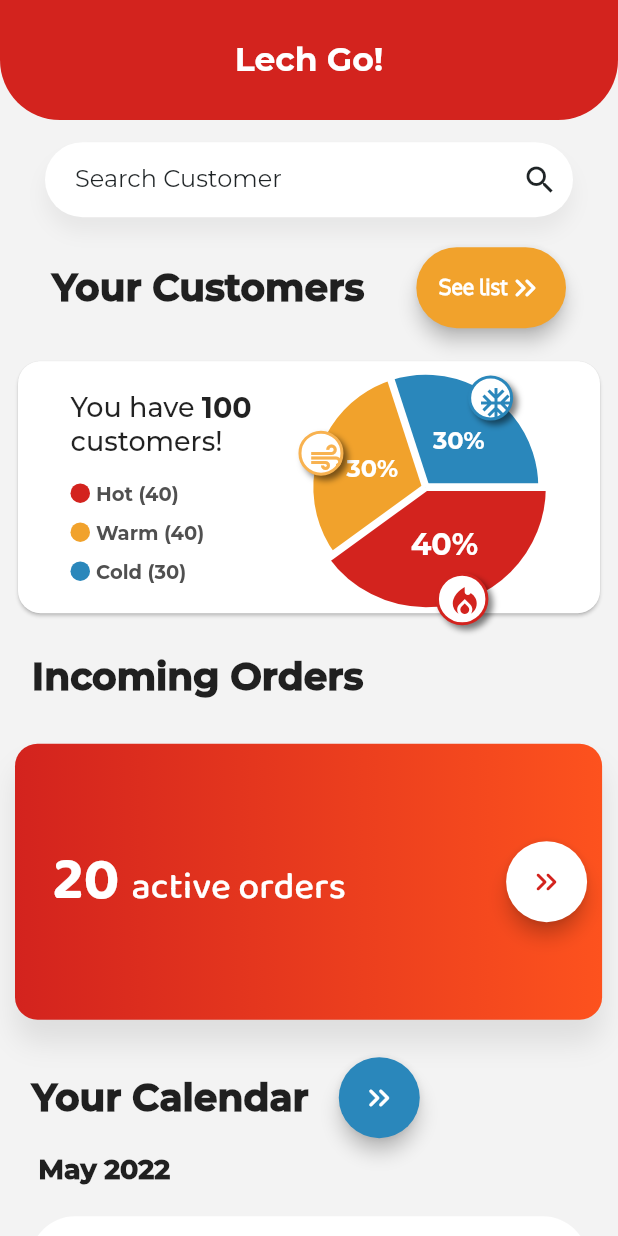
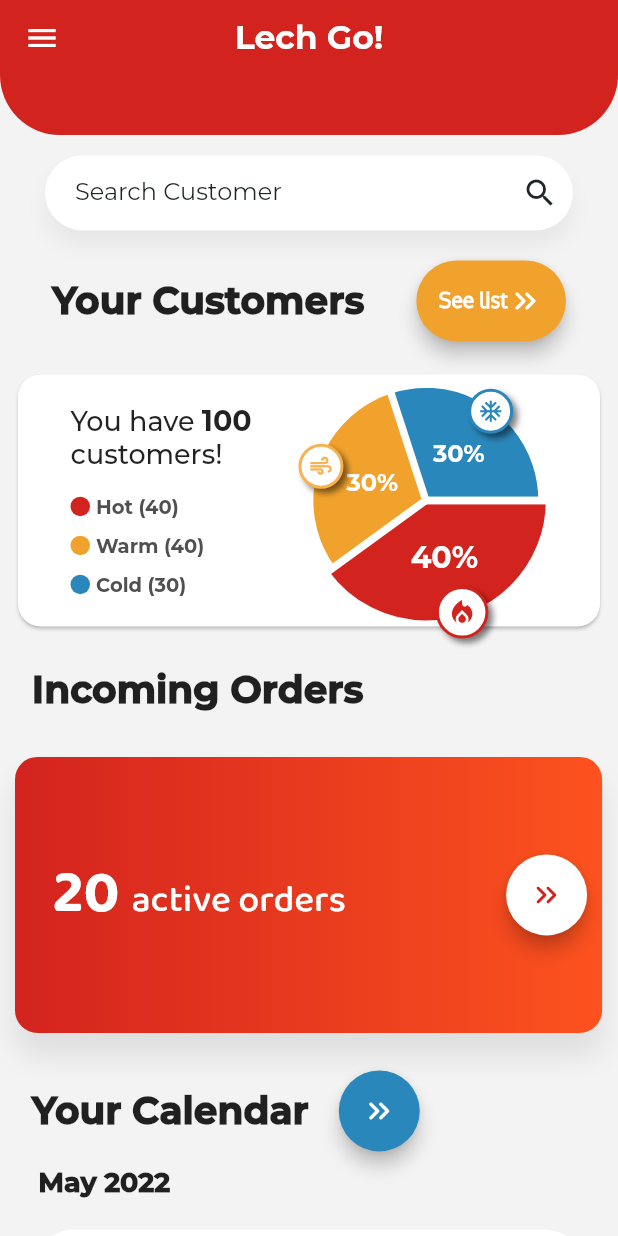
Before and after one commit to melzarjanchico-up/dennis-lechon-crm, a Flutter app: the screen it shows after launch, on a phone screen of 412 x 824 dp. Run offline on Flutter 3.47's test engine with Material 2 defaults, Android fonts, the phone set to English and light mode, and no system bars; drawn by our look-alikes of fl_chart; our stand-ins replace cloud_firestore, datetime_picker_formfield, firebase_auth, firebase_core, flutter_spinkit, flutter_typeahead and 2 more; accounts and stored records are empty; statements that could not run were skipped; project files that could hold a hidden picture were left out.

Commit message:
added sidebar and updated some UI
there might still be some kraziness here but i'll fix it tomorrow na huhu

```diff
--- a/lib/screens/home_screen_new/components/body.dart
+++ b/lib/screens/home_screen_new/components/body.dart
@@ -21,10 +21,10 @@ class Body extends StatelessWidget {
           children: <Widget>[
             Container(
               padding: const EdgeInsets.fromLTRB(0, 0, 0, 5),
-              height: size.height * 0.20,
+              height: size.height * 0.15,
               child: Stack(children: <Widget>[
                 Container(
-                  height: 80,
+                  height: 40,
                   padding: const EdgeInsets.all(15),
                   decoration: const BoxDecoration(
                     color: Color(0xFFD3231E),
@@ -37,11 +37,11 @@ class Body extends StatelessWidget {
                     mainAxisAlignment: MainAxisAlignment.center,
                     children: const <Widget>[
                       //SizedBox(width: 10),
-                      Text('Lech Go!',
-                          style: TextStyle(
-                              fontSize: 22,
-                              color: Colors.white,
-                              fontWeight: FontWeight.bold)),
+                      // Text('Lech Go!',
+                      //     style: TextStyle(
+                      //         fontSize: 22,
+                      //         color: Colors.white,
+                      //         fontWeight: FontWeight.bold)),
                     ],
                   ),
                 ),
@@ -219,8 +219,8 @@ class Body extends StatelessWidget {
                         context,
                         MaterialPageRoute(
                             builder: ((context) => CalendarScreen(
-                              firestore: firestore,
-                            ))));
+                                  firestore: firestore,
+                                ))));
                   },
                 ),
               ],
--- a/lib/screens/home_screen_new/components/customer_dashboard.dart
+++ b/lib/screens/home_screen_new/components/customer_dashboard.dart
@@ -211,16 +211,12 @@ class _Badge extends StatelessWidget {
         ],
       ),
       padding: EdgeInsets.all(size * .15),
-      child: Center(
+      child: FittedBox(
+        fit: BoxFit.fill,
         child: Icon(
           icons,
           color: iconColor,
         ),
-        // SvgPicture.asset(
-        //   ,
-        //   color: iconColor,
-        //   fit: BoxFit.contain,
-        // ),
       ),
     );
   }
--- a/lib/screens/home_screen_new/dashboard.dart
+++ b/lib/screens/home_screen_new/dashboard.dart
@@ -1,5 +1,7 @@
 import 'package:cloud_firestore/cloud_firestore.dart';
 import 'package:flutter/material.dart';
+import 'package:dennis_lechon_crm/widgets/style.dart';
+import 'package:dennis_lechon_crm/screens/home_screen_new/nav_bar.dart';
 import 'package:dennis_lechon_crm/screens/home_screen_new/components/body.dart';
 
 class Dashboard extends StatelessWidget {
@@ -8,6 +10,26 @@ class Dashboard extends StatelessWidget {
   @override
   Widget build(BuildContext context) {
     return Scaffold(
+      appBar: PreferredSize(
+        preferredSize: const Size.fromHeight(50.0),
+        child: AppBar(
+          title: const Text('Lech Go!',
+              style: TextStyle(
+                  fontFamily: 'Montserrat',
+                  fontSize: 22,
+                  color: Colors.white,
+                  fontWeight: FontWeight.bold)),
+          centerTitle: true,
+          backgroundColor: AppColors.redColor,
+          // shape: const RoundedRectangleBorder(
+          //   borderRadius: BorderRadius.vertical(
+          //     bottom: Radius.circular(40),
+          //   ),
+          // ),
+          elevation: 0,
+        ),
+      ),
+      drawer: NavBar(firestore: firestore),
       backgroundColor: const Color.fromARGB(255, 243, 243, 243),
       body: Body(firestore: firestore),
     );
```
Also changed, not shown: lib/screens/home_screen_new/nav_bar.dart (added, +86 -0 lines), lib/screens/homebuttons/calendar_screen.dart (+32 -45 lines).
